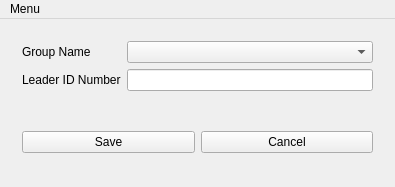
Old version of the form gui/add_group.ui in the repository BoraYang/onnuri.
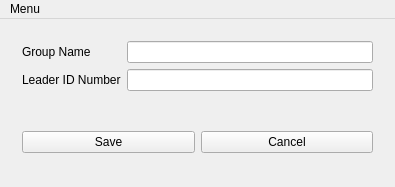
New version of the form.

Diff of the .ui file:
```diff
--- a/gui/add_group.ui
+++ b/gui/add_group.ui
@@ -45,7 +45,7 @@
         <widget class="QLineEdit" name="tb_leader_id"/>
        </item>
        <item row="0" column="1">
-        <widget class="QComboBox" name="cb_group_name"/>
+        <widget class="QLineEdit" name="tb_group_name"/>
        </item>
       </layout>
      </widget>
```
